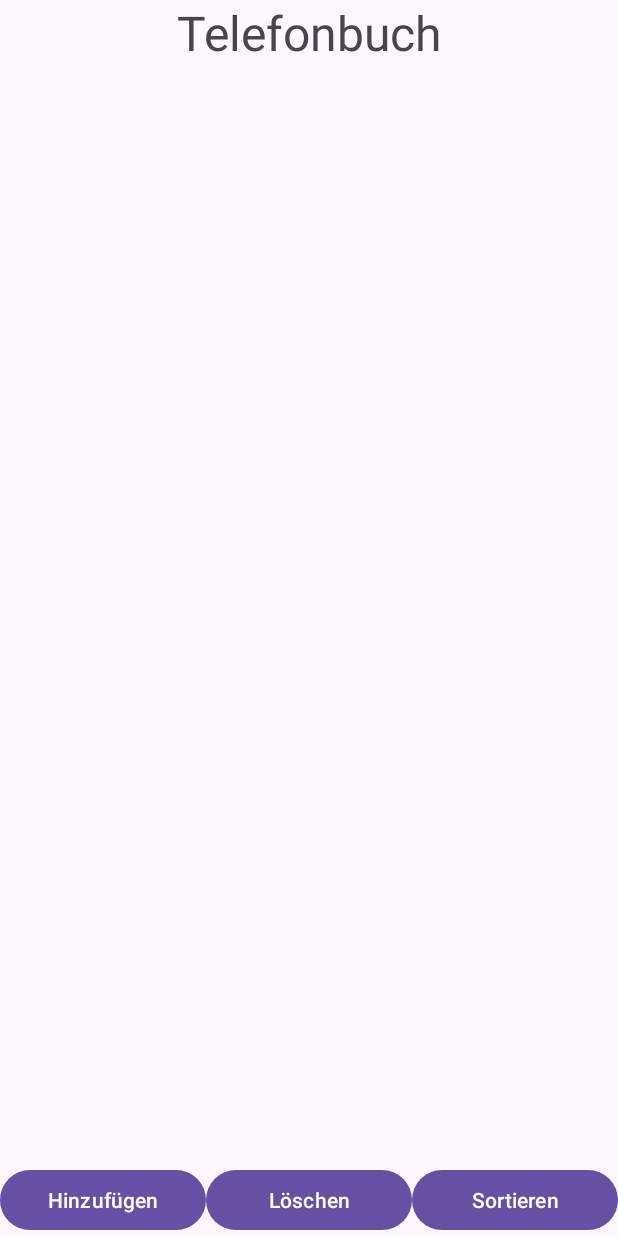
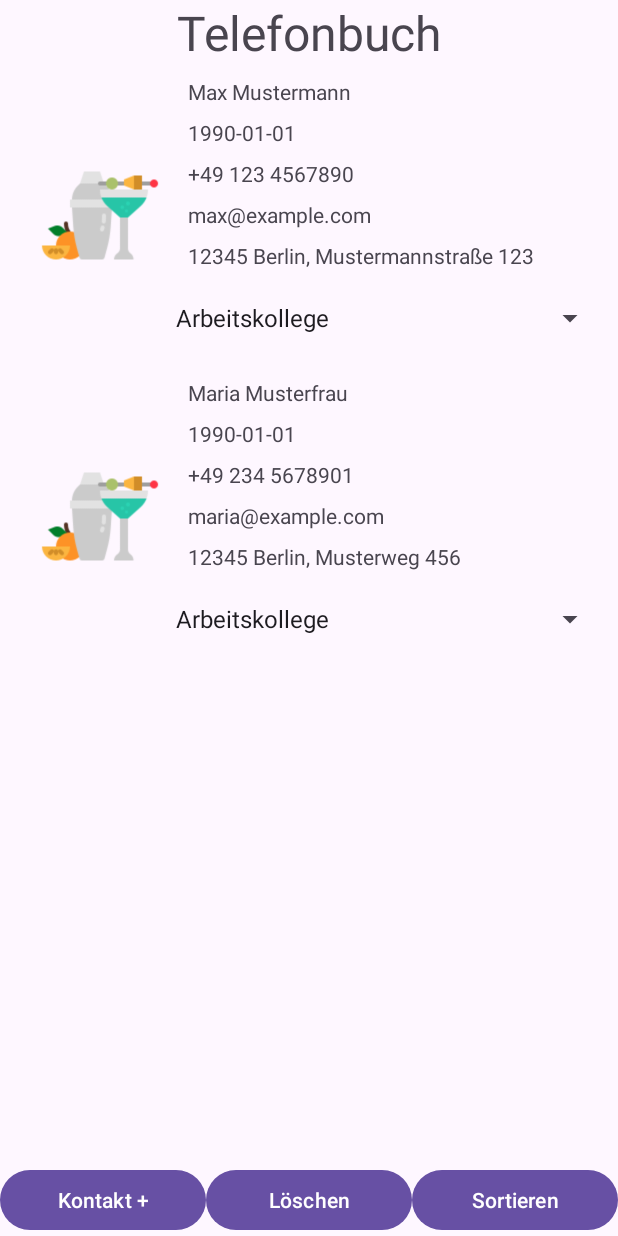
Before and after one commit to MarcelFN88/Telefon-Buch, an Android app: the screen it shows after launch (MainActivity), on a phone screen of 412 x 824 dp. Run offline under Robolectric (Android 15) with nearby library versions, the phone set to English and light mode, and no system bars.

Commit message:
am basteln

```diff
--- a/app/build.gradle.kts
+++ b/app/build.gradle.kts
@@ -33,6 +33,10 @@ android {
     kotlinOptions {
         jvmTarget = "1.8"
     }
+
+    buildFeatures{
+        viewBinding = true
+    }
 }
 
 dependencies {
--- a/app/src/main/java/com/example/telefon_buch/Adapter/Contact_Adapter.kt
+++ /dev/null
@@ -1,5 +0,0 @@
-package com.example.telefon_buch.Adapter
-
-class ContactAdapter {
-
-}
--- /dev/null
+++ b/app/src/main/java/com/example/telefon_buch/Adapter/KontaktAdapter.kt
@@ -0,0 +1,66 @@
+package com.example.telefon_buch
+
+import android.view.LayoutInflater
+import android.view.View
+import android.view.ViewGroup
+import android.widget.AdapterView
+import android.widget.ArrayAdapter
+import android.widget.ImageView
+import android.widget.Spinner
+import android.widget.TextView
+import androidx.recyclerview.widget.RecyclerView
+import com.example.telefon_buch.Data.Kontakt
+import com.example.telefon_buch.Data.KontaktTyp
+
+
+class KontaktAdapter(private val contactList: List<Kontakt>) : RecyclerView.Adapter<KontaktAdapter.ViewHolder>() {
+
+    class ViewHolder(view: View) : RecyclerView.ViewHolder(view) {
+        val nameTextView: TextView = view.findViewById(R.id.contactName)
+        val phoneTextView: TextView = view.findViewById(R.id.contactPhone)
+        val photoImageView: ImageView = view.findViewById(R.id.contactPhoto)
+        val emailTextView: TextView = view.findViewById(R.id.contactEmail)
+        val addressTextView: TextView = view.findViewById(R.id.contactAddress)
+        val birthdayTextView: TextView = view.findViewById(R.id.contactBirthday)
+    }
+
+    override fun onCreateViewHolder(parent: ViewGroup, viewType: Int): ViewHolder {
+        val view = LayoutInflater.from(parent.context)
+            .inflate(R.layout.contact_item, parent, false)
+        return ViewHolder(view)
+    }
+
+    override fun onBindViewHolder(holder: ViewHolder, position: Int) {
+        val contact = contactList[position]
+        holder.nameTextView.text = "${contact.name} ${contact.surname}"
+        holder.phoneTextView.text = contact.phoneNumber
+        holder.photoImageView.setImageResource(contact.photoResId)
+        holder.emailTextView.text = contact.email
+        holder.addressTextView.text = contact.address
+        holder.birthdayTextView.text = contact.birthday
+
+        val contactTypeSpinner: Spinner = holder.itemView.findViewById(R.id.KontaktTyp)
+        val contactTypes = KontaktTyp.values().map { it.name }
+        val spinnerAdapter = ArrayAdapter(holder.itemView.context, android.R.layout.simple_spinner_item, contactTypes)
+        spinnerAdapter.setDropDownViewResource(android.R.layout.simple_spinner_dropdown_item)
+        contactTypeSpinner.adapter = spinnerAdapter
+
+        // Set current selection
+        contactTypeSpinner.setSelection(contactTypes.indexOf(contact.contactType.name))
+
+        // Handle Spinner selection changes
+        contactTypeSpinner.onItemSelectedListener = object : AdapterView.OnItemSelectedListener {
+            override fun onItemSelected(parent: AdapterView<*>, view: View, position: Int, id: Long) {
+                // Update the contact type based on selection
+                val selectedType = KontaktTyp.valueOf(contactTypes[position])
+                contact.contactType = selectedType
+            }
+
+            override fun onNothingSelected(parent: AdapterView<*>) {
+                // Optional: Handle no selection
+            }
+        }
+    }
+
+    override fun getItemCount() = contactList.size
+}
--- a/app/src/main/java/com/example/telefon_buch/Data/ContactSource.kt
+++ /dev/null
@@ -1,4 +0,0 @@
-package com.example.telefon_buch.Data
-
-class ContactSource {
-}
--- /dev/null
+++ b/app/src/main/java/com/example/telefon_buch/Data/Kontakt.kt
@@ -0,0 +1,12 @@
+package com.example.telefon_buch.Data
+
+data class Kontakt(
+    var name: String,
+    var surname: String,
+    var phoneNumber: String,
+    var email: String,
+    var address: String,
+    var contactType: KontaktTyp,
+    var photoResId: Int,
+    var birthday: String,
+)
--- /dev/null
+++ b/app/src/main/java/com/example/telefon_buch/Data/KontaktList.kt
@@ -0,0 +1,31 @@
+package com.example.telefon_buch.Data
+
+import com.example.telefon_buch.R
+
+object KontaktList {
+    fun getContacts(): List<Kontakt> {
+        return listOf(
+            Kontakt(
+                name = "Max",
+                surname = "Mustermann",
+                phoneNumber = "+49 123 4567890",
+                email = "max@example.com",
+                address = "12345 Berlin, Mustermannstraße 123",
+                contactType = KontaktTyp.Arbeitskollege,
+                photoResId = R.drawable.contact,
+                birthday = "1990-01-01",
+            ),
+            Kontakt(
+                name = "Maria",
+                surname = "Musterfrau",
+                phoneNumber = "+49 234 5678901",
+                email = "maria@example.com",
+                address = "12345 Berlin, Musterweg 456",
+                contactType = KontaktTyp.Arbeitskollege,
+                photoResId = R.drawable.contact,
+                birthday = "1990-01-01",
+            )
+            // Füge weitere Kontakte nach Bedarf hinzu
+        )
+    }
+}
--- /dev/null
+++ b/app/src/main/java/com/example/telefon_buch/Data/KontaktTyp.kt
@@ -0,0 +1,8 @@
+package com.example.telefon_buch.Data
+
+enum class KontaktTyp {
+    Freund,
+    Arbeitskollege,
+    Familie,
+    Bekannter
+}
--- a/app/src/main/java/com/example/telefon_buch/MainActivity.kt
+++ b/app/src/main/java/com/example/telefon_buch/MainActivity.kt
@@ -1,11 +1,46 @@
 package com.example.telefon_buch
 
+import android.content.Intent
+import android.os.Bundle
+import android.widget.Button
 import androidx.appcompat.app.AppCompatActivity
-import android.os.Bundle
+import androidx.recyclerview.widget.LinearLayoutManager
+import androidx.recyclerview.widget.RecyclerView
+import com.example.telefon_buch.Data.KontaktList
 
 class MainActivity : AppCompatActivity() {
+
+    private lateinit var contactsRecyclerView: RecyclerView
+    private lateinit var kontaktAdapter: KontaktAdapter
+
     override fun onCreate(savedInstanceState: Bundle?) {
         super.onCreate(savedInstanceState)
         setContentView(R.layout.activity_main)
+
+
+        contactsRecyclerView = findViewById(R.id.contactsRecyclerView)
+        contactsRecyclerView.layoutManager = LinearLayoutManager(this)
+
+        kontaktAdapter = KontaktAdapter(KontaktList.getContacts())
+        contactsRecyclerView.adapter = kontaktAdapter
+
+        // Setup button listeners
+        findViewById<Button>(R.id.addButton).setOnClickListener { addContact() }
+        findViewById<Button>(R.id.deleteButton).setOnClickListener { deleteContact() }
+        findViewById<Button>(R.id.sortButton).setOnClickListener { sortContacts() }
+    }
+
+    private fun addContact() {
+        val intent = Intent(this, AddContactActivity::class.java)
+        startActivity(intent)
+    }
+
+
+    private fun deleteContact() {
+        // Logic to delete a contact
+    }
+
+    private fun sortContacts() {
+        // Logic to sort contacts
     }
 }
--- a/app/src/main/res/layout/activity_main.xml
+++ b/app/src/main/res/layout/activity_main.xml
@@ -20,12 +20,13 @@
         android:id="@+id/contactsRecyclerView"
         android:layout_width="0dp"
         android:layout_height="0dp"
+        app:layoutManager="androidx.recyclerview.widget.LinearLayoutManager"
         app:layout_constraintBottom_toTopOf="@+id/buttonContainer"
         app:layout_constraintEnd_toEndOf="parent"
         app:layout_constraintStart_toStartOf="parent"
-        app:layoutManager="androidx.recyclerview.widget.LinearLayoutManager"
+        app:layout_constraintTop_toBottomOf="@+id/addressBookTitle"
         tools:listitem="@layout/contact_item"
-        app:layout_constraintTop_toBottomOf="@+id/addressBookTitle" />
+    />
 
     <LinearLayout
         android:id="@+id/buttonContainer"
@@ -38,21 +39,21 @@
             android:id="@+id/addButton"
             android:layout_width="0dp"
             android:layout_height="wrap_content"
-            android:layout_weight="2"
-            android:text="Hinzufügen" />
+            android:layout_weight="1"
+            android:text="Kontakt +" />
 
         <Button
             android:id="@+id/deleteButton"
             android:layout_width="0dp"
             android:layout_height="wrap_content"
-            android:layout_weight="2"
+            android:layout_weight="1"
             android:text="Löschen" />
 
         <Button
             android:id="@+id/sortButton"
             android:layout_width="0dp"
             android:layout_height="wrap_content"
-            android:layout_weight="2"
+            android:layout_weight="1"
             android:text="Sortieren" />
     </LinearLayout>
 </androidx.constraintlayout.widget.ConstraintLayout>
--- a/app/src/main/res/layout/contact_item.xml
+++ b/app/src/main/res/layout/contact_item.xml
@@ -1,8 +1,6 @@
-<?xml version="1.0" encoding="utf-8"?>
 <?xml version="1.0" encoding="utf-8"?>
 <androidx.constraintlayout.widget.ConstraintLayout xmlns:android="http://schemas.android.com/apk/res/android"
     xmlns:app="http://schemas.android.com/apk/res-auto"
-    xmlns:tools="http://schemas.android.com/tools"
     android:layout_width="match_parent"
     android:layout_height="wrap_content"
     android:padding="8dp">
@@ -11,6 +9,7 @@
         android:id="@+id/contactPhoto"
         android:layout_width="85dp"
         android:layout_height="103dp"
+        android:layout_marginStart="16dp"
         android:src="@drawable/contact"
         app:layout_constraintBottom_toBottomOf="parent"
         app:layout_constraintStart_toStartOf="parent"
@@ -18,60 +17,66 @@
 
     <TextView
         android:id="@+id/contactName"
-        android:layout_width="wrap_content"
+        android:layout_width="0dp"
         android:layout_height="wrap_content"
+        android:layout_marginStart="16dp"
         android:text="Max"
-        app:layout_constraintStart_toEndOf="@+id/contactPhoto"
+        app:layout_constraintStart_toEndOf="@id/contactPhoto"
+        app:layout_constraintEnd_toEndOf="parent"
         app:layout_constraintTop_toTopOf="parent" />
 
     <TextView
-        android:id="@+id/contactSurname"
-        android:layout_width="wrap_content"
+        android:id="@+id/contactBirthday"
+        android:layout_width="0dp"
         android:layout_height="wrap_content"
-        android:text="Mustermann"
-        app:layout_constraintStart_toEndOf="@+id/contactPhoto"
-        app:layout_constraintTop_toBottomOf="@+id/contactName" />
+        android:layout_marginStart="16dp"
+        android:layout_marginTop="8dp"
+        android:text="Geburtstag: 01.01.1990"
+        app:layout_constraintStart_toEndOf="@id/contactPhoto"
+        app:layout_constraintEnd_toEndOf="parent"
+        app:layout_constraintTop_toBottomOf="@id/contactName" />
 
     <TextView
         android:id="@+id/contactPhone"
-        android:layout_width="wrap_content"
+        android:layout_width="0dp"
         android:layout_height="wrap_content"
-        android:layout_marginStart="32dp"
-        android:layout_marginTop="32dp"
+        android:layout_marginStart="16dp"
+        android:layout_marginTop="8dp"
         android:text="+49 123 4567890"
         app:layout_constraintEnd_toEndOf="parent"
-        app:layout_constraintHorizontal_bias="0.0"
-        app:layout_constraintStart_toEndOf="@+id/contactPhoto"
-        app:layout_constraintTop_toBottomOf="@+id/contactSurname" />
+        app:layout_constraintStart_toEndOf="@id/contactPhoto"
+        app:layout_constraintTop_toBottomOf="@id/contactBirthday" />
 
     <TextView
         android:id="@+id/contactEmail"
-        android:layout_width="wrap_content"
+        android:layout_width="0dp"
         android:layout_height="wrap_content"
-        android:layout_marginStart="32dp"
+        android:layout_marginStart="16dp"
+        android:layout_marginTop="8dp"
         android:text="max.mustermann@example.com"
-        app:layout_constraintStart_toEndOf="@+id/contactPhoto"
-        app:layout_constraintTop_toBottomOf="@+id/contactPhone" />
+        app:layout_constraintEnd_toEndOf="parent"
+        app:layout_constraintStart_toEndOf="@id/contactPhoto"
+        app:layout_constraintTop_toBottomOf="@id/contactPhone" />
 
     <TextView
         android:id="@+id/contactAddress"
-        android:layout_width="wrap_content"
+        android:layout_width="0dp"
         android:layout_height="wrap_content"
-        android:layout_marginTop="32dp"
-        android:layout_marginBottom="8dp"
+        android:layout_marginStart="16dp"
+        android:layout_marginTop="8dp"
         android:text="12345 Berlin, Mustermannstraße 123"
-        app:layout_constraintBottom_toBottomOf="parent"
-        app:layout_constraintStart_toStartOf="@+id/contactPhoto"
-        app:layout_constraintTop_toBottomOf="@+id/contactEmail"
-        app:layout_constraintVertical_bias="1.0" />
+        app:layout_constraintEnd_toEndOf="parent"
+        app:layout_constraintStart_toEndOf="@id/contactPhoto"
+        app:layout_constraintTop_toBottomOf="@id/contactEmail" />
 
     <Spinner
-        android:id="@+id/contactType"
-        android:layout_width="wrap_content"
+        android:id="@+id/KontaktTyp"
+        android:layout_width="0dp"
         android:layout_height="wrap_content"
+        android:layout_marginTop="8dp"
+        android:minHeight="48dp"
         app:layout_constraintEnd_toEndOf="parent"
-        app:layout_constraintHorizontal_bias="0.746"
-        app:layout_constraintStart_toEndOf="@+id/contactSurname"
-        tools:layout_editor_absoluteY="16dp" />
+        app:layout_constraintStart_toEndOf="@id/contactPhoto"
+        app:layout_constraintTop_toBottomOf="@id/contactAddress" />
 
 </androidx.constraintlayout.widget.ConstraintLayout>
```
Also changed, not shown: app/src/main/AndroidManifest.xml (+8 -0 lines), app/src/main/java/com/example/telefon_buch/AddContactActivity.kt (added, +87 -0 lines), app/src/main/java/com/example/telefon_buch/Data/Contact.kt (deleted, +0 -11 lines), app/src/main/res/layout/addcontactactivity.xml (added, +95 -0 lines), app/src/main/res/values/arrays.xml (deleted, +0 -8 lines).
